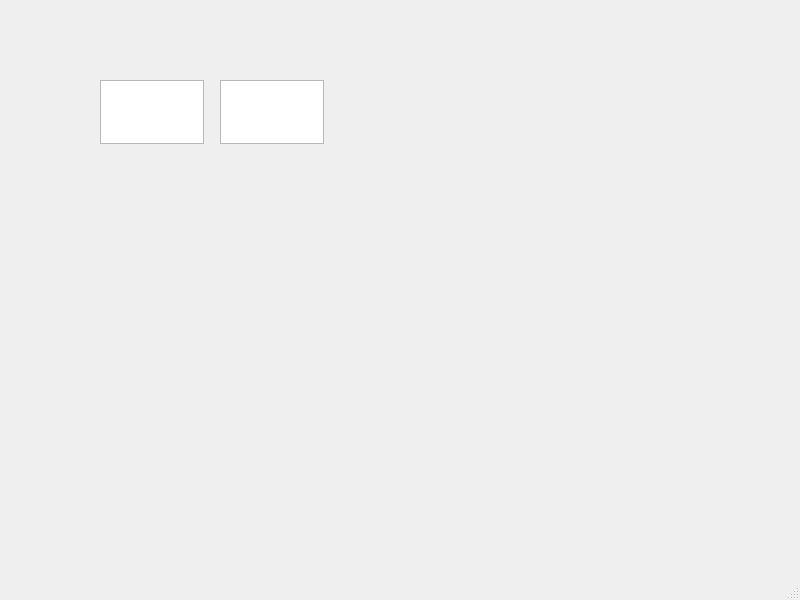
First picture: the form in vistas/principal.ui, repository niico995/pruebasApp, before the edit.
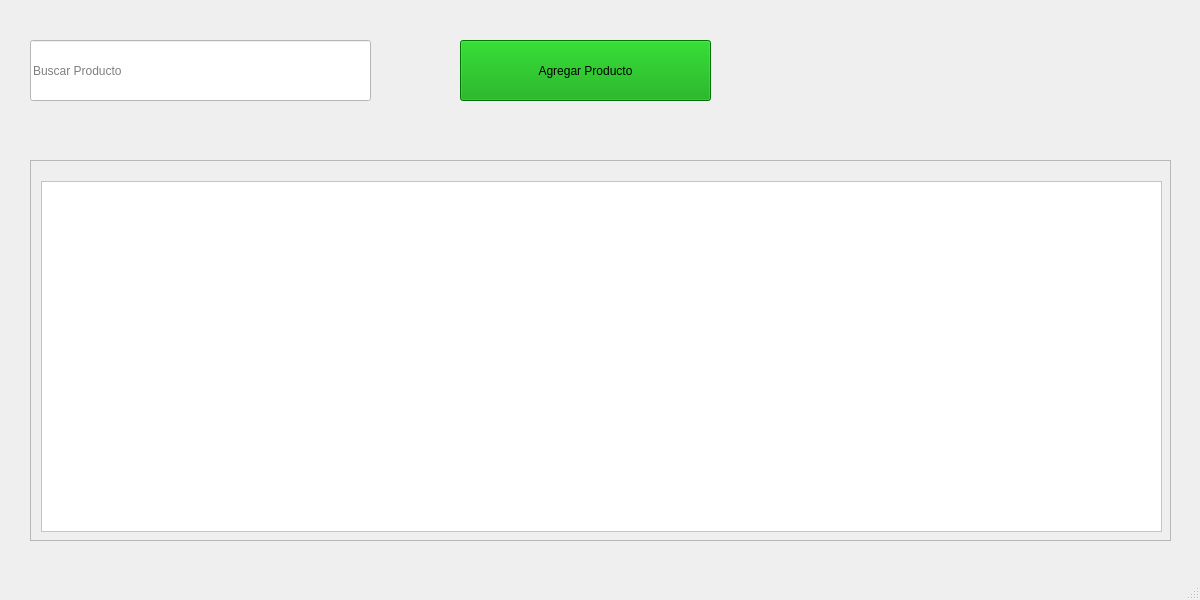
Second picture: the form after the edit.

Patch:
```diff
--- a/vistas/principal.ui
+++ b/vistas/principal.ui
@@ -6,7 +6,7 @@
    <rect>
     <x>0</x>
     <y>0</y>
-    <width>800</width>
+    <width>1200</width>
     <height>600</height>
    </rect>
   </property>
@@ -14,25 +14,80 @@
    <string>Pruebas</string>
   </property>
   <widget class="QWidget" name="centralwidget">
-   <widget class="QTextEdit" name="textEdit">
+   <widget class="QLineEdit" name="inputBuscarProducto">
     <property name="geometry">
      <rect>
-      <x>100</x>
-      <y>80</y>
-      <width>104</width>
-      <height>64</height>
+      <x>30</x>
+      <y>40</y>
+      <width>341</width>
+      <height>61</height>
      </rect>
     </property>
+    <property name="styleSheet">
+     <string notr="true">font: 14pt &quot;Segoe UI&quot;;
+color:rgb(0, 0, 0);
+background-color: rgb(255, 255, 255);</string>
+    </property>
+    <property name="placeholderText">
+     <string>Buscar Producto</string>
+    </property>
    </widget>
-   <widget class="QTextEdit" name="textEdit_2">
+   <widget class="QPushButton" name="btnAgregarProducto">
     <property name="geometry">
      <rect>
-      <x>220</x>
-      <y>80</y>
-      <width>104</width>
-      <height>64</height>
+      <x>460</x>
+      <y>40</y>
+      <width>251</width>
+      <height>61</height>
      </rect>
     </property>
+    <property name="cursor">
+     <cursorShape>PointingHandCursor</cursorShape>
+    </property>
+    <property name="styleSheet">
+     <string notr="true">font: 14pt &quot;Segoe UI&quot;;
+color:rgb(0, 0, 0);
+background-color: rgb(0, 161, 0);</string>
+    </property>
+    <property name="text">
+     <string>Agregar Producto</string>
+    </property>
+   </widget>
+   <widget class="QScrollArea" name="scrollArea">
+    <property name="geometry">
+     <rect>
+      <x>30</x>
+      <y>160</y>
+      <width>1141</width>
+      <height>381</height>
+     </rect>
+    </property>
+    <property name="widgetResizable">
+     <bool>true</bool>
+    </property>
+    <widget class="QWidget" name="scrollAreaWidgetContents">
+     <property name="geometry">
+      <rect>
+       <x>0</x>
+       <y>0</y>
+       <width>1139</width>
+       <height>379</height>
+      </rect>
+     </property>
+     <widget class="QListView" name="listView">
+      <property name="geometry">
+       <rect>
+        <x>10</x>
+        <y>20</y>
+        <width>1121</width>
+        <height>351</height>
+       </rect>
+      </property>
+      <property name="styleSheet">
+       <string notr="true">background-color: rgb(255, 255, 255);</string>
+      </property>
+     </widget>
+    </widget>
    </widget>
   </widget>
   <widget class="QMenuBar" name="menubar">
```
Left out of the diff: 4 changed lines with no effect on the pictures.
